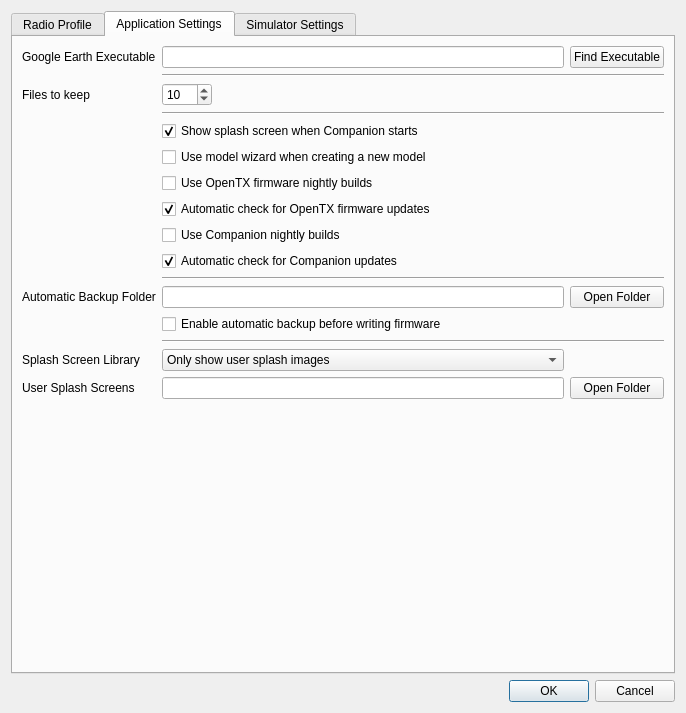
Above: companion/src/apppreferencesdialog.ui from opentx/opentx before the change. Below: the same form after it.
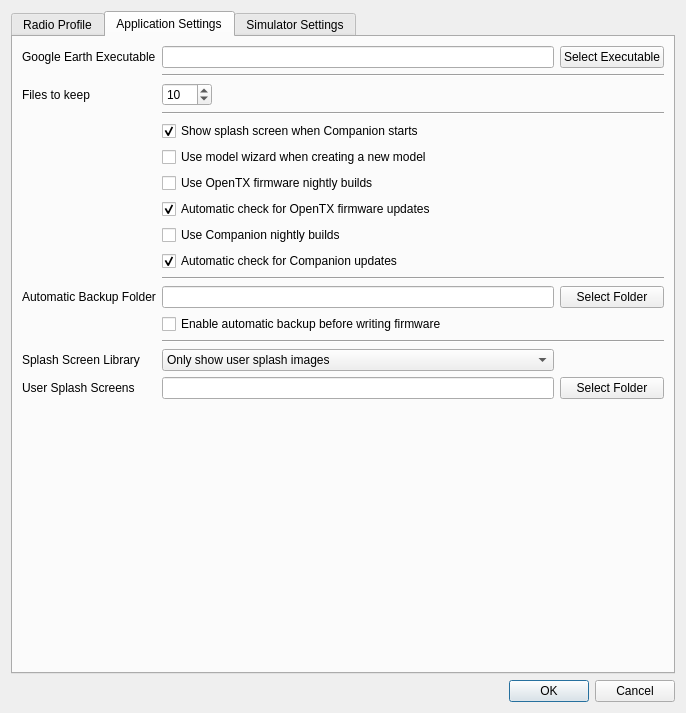
That is the form after the change. The open tabs and pages were chosen to show the change.

```diff
--- a/companion/src/apppreferencesdialog.ui
+++ b/companion/src/apppreferencesdialog.ui
@@ -854,7 +854,7 @@
        <item row="12" column="2" colspan="2">
         <widget class="QPushButton" name="backupPathButton">
          <property name="text">
-          <string>Open Folder</string>
+          <string>Select Folder</string>
          </property>
         </widget>
        </item>
@@ -874,14 +874,14 @@
        <item row="0" column="2" colspan="2">
         <widget class="QPushButton" name="ge_pathButton">
          <property name="text">
-          <string>Find Executable</string>
+          <string>Select Executable</string>
          </property>
         </widget>
        </item>
        <item row="16" column="2" colspan="2">
         <widget class="QPushButton" name="libraryPathButton">
          <property name="text">
-          <string>Open Folder</string>
+          <string>Select Folder</string>
          </property>
         </widget>
        </item>
```
Left out of the diff: 6 changed lines with no effect on the pictures.
